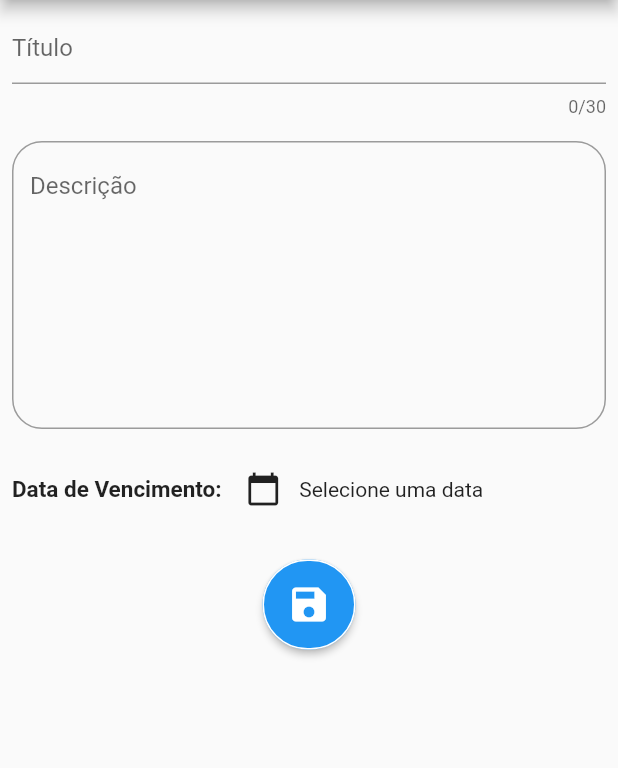
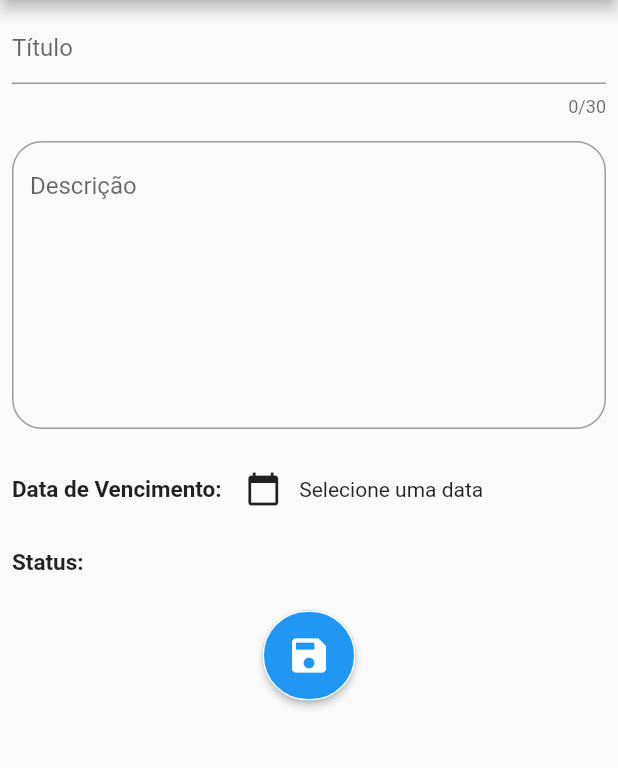
Before and after one commit to davigadelha/tarefas, a Flutter app: the screen it shows after launch, after a tap on the "add" icon, on a phone screen of 412 x 824 dp, the part 84-852 px from its top. Run offline on Flutter 3.47's test engine with Material 2 defaults, Android fonts, the phone set to English and light mode, and no system bars; our stand-ins replace shared_preferences.

Commit message:
Alterações

```diff
--- a/lib/screens/tarefa_screen.dart
+++ b/lib/screens/tarefa_screen.dart
@@ -6,6 +6,7 @@ import 'package:tarefas/models/menu_item.dart';
 import 'package:tarefas/models/tarefa.dart';
 import 'package:tarefas/util/constantes.dart';
 import 'package:tarefas/util/data_util.dart';
+import 'package:tarefas/util/tarefa_util.dart';
 
 class TarefaScreen extends StatefulWidget {
   final Tarefa tarefa;
@@ -252,7 +253,27 @@ class _TarefaScreenState extends State<TarefaScreen> {
                   style: _edit != null && _edit
                       ? TextStyle(fontWeight: FontWeight.normal)
                       : TextStyle(fontWeight: FontWeight.w200),
-                ),
+                )
+              ],
+            ),
+          ),
+          Padding(
+            padding: const EdgeInsets.all(8.0),
+            child: Row(
+              children: [
+                Text('Status: ',
+                    textAlign: TextAlign.start,
+                    style: _edit != null && _edit
+                        ? TextStyle(fontSize: 15, fontWeight: FontWeight.bold)
+                        : TextStyle(fontSize: 15, fontWeight: FontWeight.w200)),
+                Visibility(
+                    visible: _tarefa != null && _tarefa.dataCriacao != null,
+                    child:
+                      Text('${TarefaUtil.descricaoStatus(_tarefa)}',
+                        style: _edit != null && _edit
+                            ? TextStyle(fontSize: 15, fontWeight: FontWeight.normal)
+                            : TextStyle(fontSize: 15, fontWeight: FontWeight.w200))
+                )
               ],
             ),
           ),
--- /dev/null
+++ b/lib/util/tarefa_util.dart
@@ -0,0 +1,17 @@
+import 'package:tarefas/models/tarefa.dart';
+
+class TarefaUtil{
+
+  static String descricaoStatus(Tarefa tarefa){
+    if (tarefa == null || tarefa.status == null){
+      return '';
+    }
+    if ( tarefa.status == 'A'){
+      return 'Aberta';
+    } else if ( tarefa.status == 'F'){
+      return 'Finalizada';
+    } else{
+      return '';
+    }
+  }
+}
```
Also changed, not shown: lib/components/custom_search_delegate.dart (+22 -19 lines).
